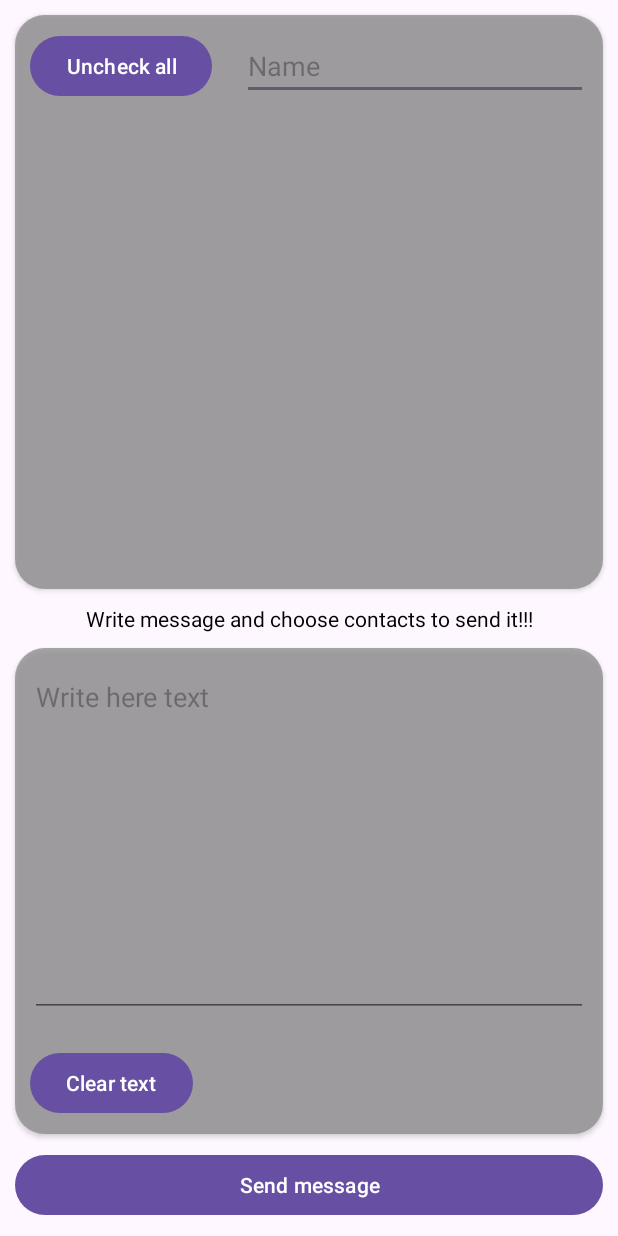
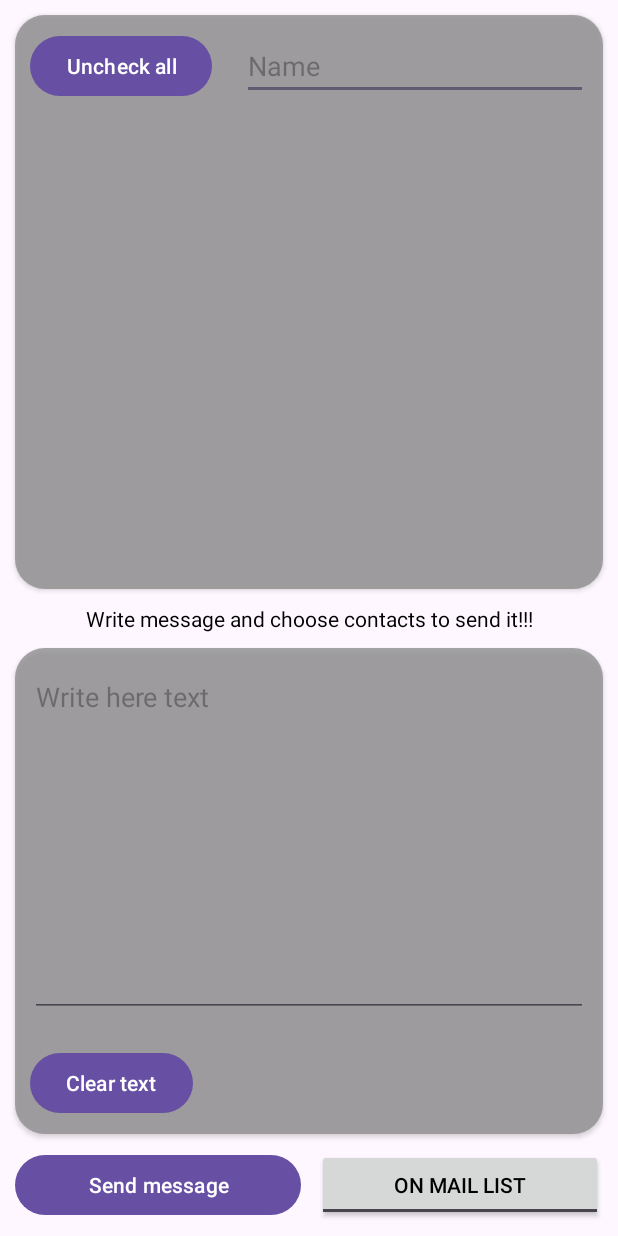
Before and after one commit to Saprsuu6/SendMessage, an Android app: the screen it shows after launch (MainActivity), on a phone screen of 412 x 824 dp. Run offline under Robolectric (Android 15) with nearby library versions, the phone set to English and light mode, and no system bars; our stand-ins replace Shimmer; plain views replace ShimmerLayout; 5 statements that could not run were skipped.

Commit message:
add time chose

```diff
--- a/app/src/main/AndroidManifest.xml
+++ b/app/src/main/AndroidManifest.xml
@@ -11,6 +11,7 @@
     <uses-permission android:name="android.permission.POST_NOTIFICATIONS" />
     <uses-permission android:name="android.permission.FOREGROUND_SERVICE" />
     <uses-permission android:name="android.permission.INTERNET" />
+    <uses-permission android:name="android.permission.WAKE_LOCK" />
 
     <application
         android:allowBackup="true"
@@ -28,6 +29,8 @@
             android:name=".SendSmsService"
             android:enabled="true"
             android:exported="false"
+            android:foregroundServiceType="location"
+            android:stopWithTask="false"
             android:permission="TODO" />
 
         <activity
--- a/app/src/main/java/com/example/sendmessage/ContactsList.kt
+++ b/app/src/main/java/com/example/sendmessage/ContactsList.kt
@@ -27,8 +27,8 @@ class ContactsList : Fragment(), Filterable {
     override fun onCreateView(
         inflater: LayoutInflater, container: ViewGroup?, savedInstanceState: Bundle?
     ): View {
-        if (container != null) {
-            context = container.context
+        container?.let {
+            context = it.context
         }
 
         binding = FragmentContactsListBinding.inflate(inflater)
@@ -46,7 +46,7 @@ class ContactsList : Fragment(), Filterable {
 
     override fun onPause() {
         super.onPause()
-        ContactsInCache.saveContactsInCache(context, contacts)
+        DataInCache.saveContactsInCache(context, contacts)
         Cache().saveString(context, getString(R.string.filter), binding.search.text.toString())
     }
 
@@ -89,7 +89,9 @@ class ContactsList : Fragment(), Filterable {
         @JvmStatic
         fun newInstance(contacts: ArrayList<Contact>?) = ContactsList().apply {
             arguments = Bundle().apply {
-                putString("contacts", Gson().toJson(contacts))
+                putString(
+                    "contacts", Gson().toJson(contacts)
+                )
             }
         }
     }
--- a/app/src/main/java/com/example/sendmessage/ContactsInCache.kt
+++ b/app/src/main/java/com/example/sendmessage/DataInCache.kt
@@ -2,7 +2,7 @@ package com.example.sendmessage
 
 import android.content.Context
 
-class ContactsInCache {
+class DataInCache {
     companion object {
         fun saveContactsInCache(context: Context, contacts: ArrayList<Contact>?) {
             Cache().saveBoolean(context, context.getString(R.string.isExist), true)
@@ -160,5 +160,9 @@ class ContactsInCache {
                 }
             }
         }
+
+        fun loadMessage(context: Context): String? {
+            return Cache().loadString(context, context.resources.getString(R.string.message))
+        }
     }
 }
--- a/app/src/main/java/com/example/sendmessage/MainActivity.kt
+++ b/app/src/main/java/com/example/sendmessage/MainActivity.kt
@@ -28,9 +28,16 @@ class MainActivity : AppCompatActivity() {
         setContentView(binding.root)
 
         Permissions.setPermissions(this)
-        openFrag(R.id.message, Message.newInstance())
 
-        ContactsInCache.loadContactsFromCache(applicationContext, dataModel).apply {
+        DataInCache.loadMessage(applicationContext).apply {
+            if (this == null || this == "") {
+                openFrag(R.id.message, Message.newInstance())
+            } else {
+                openFrag(R.id.message, Message.newInstance(this))
+            }
+        }
+
+        DataInCache.loadContactsFromCache(applicationContext, dataModel).apply {
             if (this == null) {
                 Executors.newFixedThreadPool(1).execute {
                     dataLoad()
@@ -118,8 +125,8 @@ class MainActivity : AppCompatActivity() {
 
         val message = dataModel.message.value?.toString()?.trim()
         val intent = Intent(this, SendSmsService::class.java)
-        intent.putExtra(getString(R.string.contactsToService), Gson().toJson(contactsToSend))
-        intent.putExtra(getString(R.string.messageToService), message)
+        intent.putExtra(getString(R.string.contacts), Gson().toJson(contactsToSend))
+        intent.putExtra(getString(R.string.message), message)
         startService(intent)
     }
 
--- a/app/src/main/java/com/example/sendmessage/Message.kt
+++ b/app/src/main/java/com/example/sendmessage/Message.kt
@@ -1,5 +1,6 @@
 package com.example.sendmessage
 
+import android.content.Context
 import android.os.Bundle
 import android.view.LayoutInflater
 import android.view.View
@@ -12,6 +13,8 @@ import com.example.sendmessage.databinding.FragmentMessageBinding
 class Message : Fragment() {
     private lateinit var binding: FragmentMessageBinding
     private val dataModel: DataModel by activityViewModels()
+    private lateinit var context: Context
+    private var message: String? = null
     private val clearFunction: () -> Unit = {
         binding.message.text.clear()
     }
@@ -19,8 +22,27 @@ class Message : Fragment() {
     override fun onCreateView(
         inflater: LayoutInflater, container: ViewGroup?, savedInstanceState: Bundle?
     ): View {
+        container?.let {
+            context = it.context
+        }
+
         binding = FragmentMessageBinding.inflate(inflater)
+        message?.let { binding.message.setText(it) }
         return binding.root
+    }
+
+    override fun onCreate(savedInstanceState: Bundle?) {
+        super.onCreate(savedInstanceState)
+        arguments?.let {
+            message = it.getString("message")
+        }
+    }
+
+    override fun onPause() {
+        super.onPause()
+        Cache().saveString(
+            context, context.resources.getString(R.string.message), binding.message.text.toString()
+        )
     }
 
     override fun onViewCreated(view: View, savedInstanceState: Bundle?) {
@@ -41,6 +63,12 @@ class Message : Fragment() {
 
     companion object {
         @JvmStatic
+        fun newInstance(message: String?) = Message().apply {
+            arguments = Bundle().apply {
+                putString("message", message)
+            }
+        }
+
         fun newInstance() = Message()
     }
 }
--- a/app/src/main/java/com/example/sendmessage/SendSmsService.kt
+++ b/app/src/main/java/com/example/sendmessage/SendSmsService.kt
@@ -36,8 +36,8 @@ class SendSmsService : Service() {
     override fun onStartCommand(intent: Intent?, flags: Int, startId: Int): Int {
         val contacts: ArrayList<Contact>?
 
-        val message = intent?.getStringExtra(getString(R.string.messageToService))
-        val extras = intent?.getStringExtra(getString(R.string.contactsToService))
+        val message = intent?.getStringExtra(getString(R.string.message))
+        val extras = intent?.getStringExtra(getString(R.string.contacts))
         val timer = intent?.getBooleanExtra(getString(R.string.isWithTimer), false)
         val interval = intent?.getLongExtra(getString(R.string.interval), defaultInterval)
 
--- a/app/src/main/res/layout-normal-land/activity_main.xml
+++ b/app/src/main/res/layout-normal-land/activity_main.xml
@@ -62,20 +62,39 @@
         android:layout_margin="10dp"
         android:background="@drawable/fragment"
         android:elevation="2dp"
-        app:layout_constraintBottom_toTopOf="@id/sendMessage"
+        app:layout_constraintBottom_toTopOf="@id/mainButtons"
         app:layout_constraintEnd_toEndOf="parent"
         app:layout_constraintStart_toEndOf="@id/info"
         app:layout_constraintTop_toTopOf="parent" />
 
 
-    <Button
-        android:id="@+id/sendMessage"
+    <LinearLayout
+        android:id="@+id/mainButtons"
         android:layout_width="0dp"
         android:layout_height="wrap_content"
         android:layout_margin="10dp"
-        android:text="@string/sendMessage"
+        android:orientation="horizontal"
         app:layout_constraintBottom_toBottomOf="parent"
         app:layout_constraintEnd_toEndOf="parent"
-        app:layout_constraintStart_toEndOf="@id/contactsList" />
+        app:layout_constraintStart_toEndOf="@id/contactsList">
+
+        <Button
+            android:id="@+id/sendMessage"
+            android:layout_width="0dp"
+            android:layout_height="match_parent"
+            android:layout_marginEnd="5dp"
+            android:layout_weight="1"
+            android:text="@string/sendMessage" />
+
+        <ToggleButton
+            android:id="@+id/mailingListMessage"
+            android:layout_width="0dp"
+            android:layout_height="match_parent"
+            android:layout_marginStart="5dp"
+            android:layout_weight="1"
+            android:textOff="@string/mailingListMessageOff"
+            android:textOn="@string/mailingListMessageOn" />
+
+    </LinearLayout>
 
 </androidx.constraintlayout.widget.ConstraintLayout>
--- a/app/src/main/res/layout-normal-port/activity_main.xml
+++ b/app/src/main/res/layout-normal-port/activity_main.xml
@@ -62,19 +62,38 @@
         android:layout_margin="10dp"
         android:background="@drawable/fragment"
         android:elevation="2dp"
-        app:layout_constraintBottom_toTopOf="@+id/sendMessage"
+        app:layout_constraintBottom_toTopOf="@+id/mainButtons"
         app:layout_constraintEnd_toEndOf="parent"
         app:layout_constraintStart_toStartOf="parent"
         app:layout_constraintTop_toBottomOf="@id/info" />
 
-    <Button
-        android:id="@+id/sendMessage"
+    <LinearLayout
+        android:id="@+id/mainButtons"
         android:layout_width="match_parent"
         android:layout_height="wrap_content"
         android:layout_margin="10dp"
-        android:text="@string/sendMessage"
+        android:orientation="horizontal"
         app:layout_constraintBottom_toBottomOf="parent"
         app:layout_constraintEnd_toEndOf="parent"
-        app:layout_constraintStart_toStartOf="parent" />
+        app:layout_constraintStart_toStartOf="parent">
+
+        <Button
+            android:id="@+id/sendMessage"
+            android:layout_width="0dp"
+            android:layout_height="match_parent"
+            android:layout_marginEnd="5dp"
+            android:layout_weight="1"
+            android:text="@string/sendMessage" />
+
+        <ToggleButton
+            android:id="@+id/mailingListMessage"
+            android:layout_width="0dp"
+            android:layout_height="match_parent"
+            android:layout_marginStart="5dp"
+            android:layout_weight="1"
+            android:textOff="@string/mailingListMessageOff"
+            android:textOn="@string/mailingListMessageOn" />
+
+    </LinearLayout>
 
 </androidx.constraintlayout.widget.ConstraintLayout>
--- a/app/src/main/res/values/strings.xml
+++ b/app/src/main/res/values/strings.xml
@@ -39,9 +39,8 @@
     <string name="emailsValue">contactEmailsValue</string>
 
     <string name="filter">filter</string>
-
-    <string name="contactsToService">contacts</string>
-    <string name="messageToService">message</string>
+    <string name="contacts">contacts</string>
+    <string name="message">message</string>
 
     <string name="smsChannelName">Regular send</string>
     <string name="smsChannelDescription">This is for regular send</string>
@@ -64,4 +63,7 @@
     <string name="flagTrue">true</string>
     <string name="smtpGmailCom">smtp.gmail.com</string>
     <string name="smtpGmailComPort">587</string>
+
+    <string name="mailingListMessageOff">On mail list</string>
+    <string name="mailingListMessageOn">Off mail list</string>
 </resources>
```
